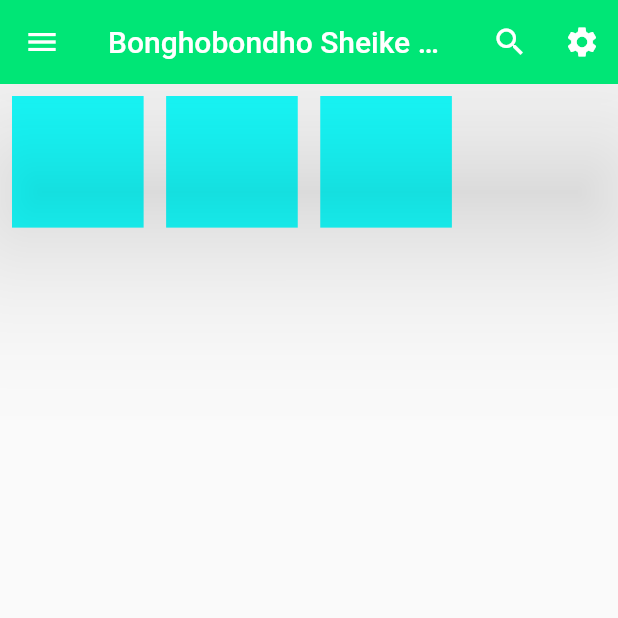
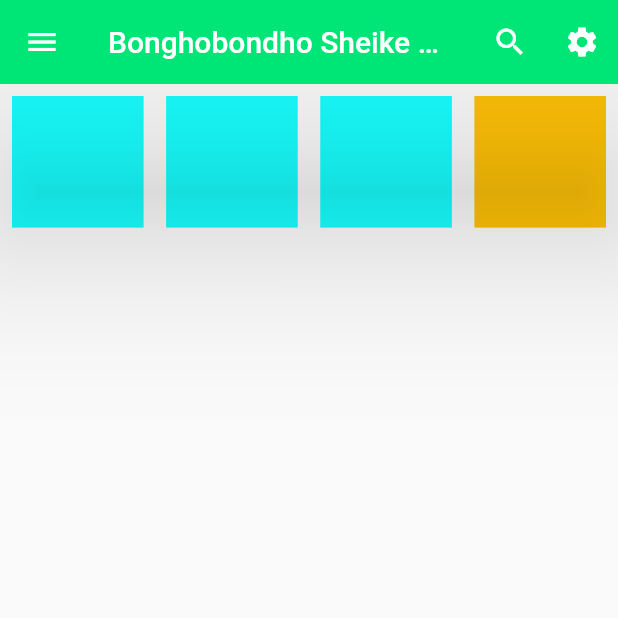
Before and after one commit to deluar21/flutter_application_1, a Flutter app: the MyAppbar screen opened directly, on a phone screen of 412 x 824 dp, the top half of it. Run offline on Flutter 3.47's test engine with Material 2 defaults, Android fonts, the phone set to English and light mode, and no system bars.

Commit message:
add container

```diff
--- a/lib/appbar.dart
+++ b/lib/appbar.dart
@@ -65,6 +65,11 @@ class _MyAppbarState extends State<MyAppbar> {
               width: 40,
               color: Colors.cyanAccent,
             ),
+            Container(
+              height: 40,
+              width: 40,
+              color: Colors.amber,
+            ),
           ],
         ),
       ),
```
